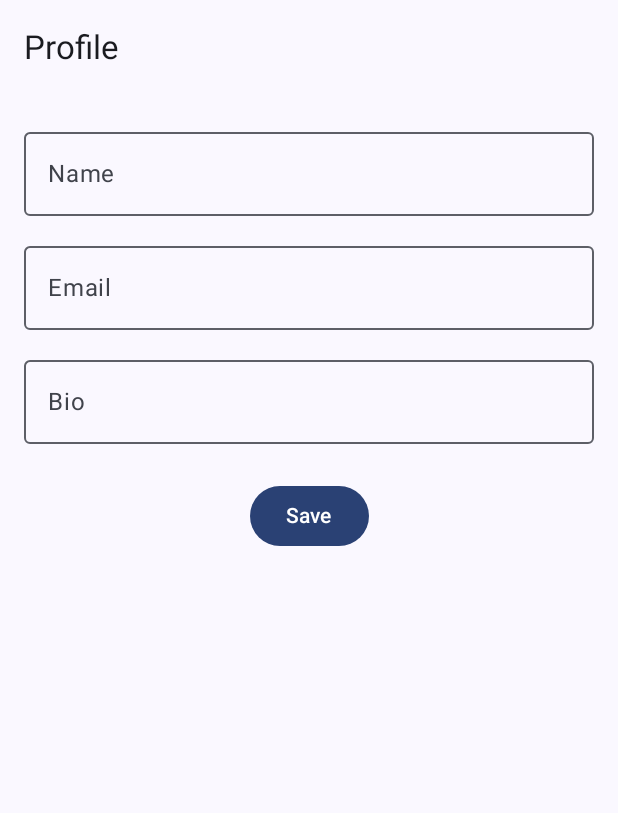
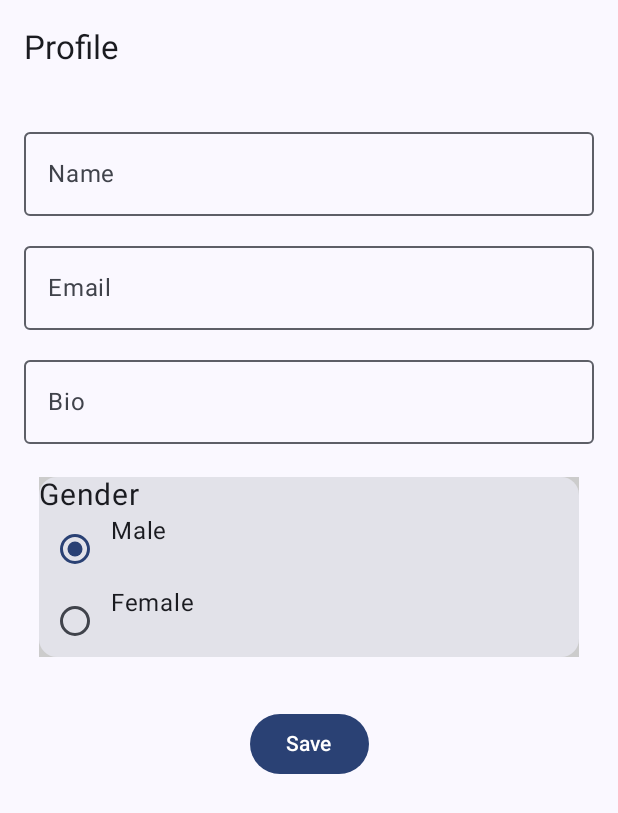
Before and after one commit to skaur16/ChitChatApp, an Android app built with Jetpack Compose: the composable EditProfileScreen called with empty values, on a phone screen of 412 x 824 dp. Shown: the top 813 px of the screen. Run offline under Robolectric (Android 15) with nearby library versions, the phone set to English and light mode, and no system bars; 1 statement that could not run was skipped.

Commit message:
RadioButton added.

```diff
--- a/app/build.gradle.kts
+++ b/app/build.gradle.kts
@@ -71,5 +71,5 @@ dependencies {
     implementation("androidx.navigation:navigation-compose:$nav_version")
 
     //droidlibs
-    implementation("com.github.The-Streamliners.DroidLibs:compose-android:1.2.18")
+    //implementation("com.github.The-Streamliners.DroidLibs:compose-android:1.2.18")
 }
--- /dev/null
+++ b/app/src/main/java/com/example/chitchatapp/domain/models/Gender.kt
@@ -0,0 +1,5 @@
+package com.example.chitchatapp.domain.models
+
+enum class Gender {
+    Male, Female
+}
--- a/app/src/main/java/com/example/chitchatapp/feature/editProfile/EditProfileScreen.kt
+++ b/app/src/main/java/com/example/chitchatapp/feature/editProfile/EditProfileScreen.kt
@@ -23,6 +23,8 @@ import androidx.compose.runtime.setValue
 import androidx.compose.ui.Alignment
 import androidx.compose.ui.Modifier
 import androidx.compose.ui.unit.dp
+import com.example.chitchatapp.domain.models.Gender
+import com.example.chitchatapp.feature.editProfile.comp.RadioButton
 import kotlinx.coroutines.launch
 
 @OptIn(ExperimentalMaterial3Api::class)
@@ -54,6 +56,7 @@ fun EditProfileScreen(
         var nameError by remember { mutableStateOf(false) }
         var bio by remember { mutableStateOf("") }
         var bioError by remember { mutableStateOf(false) }
+        val gender = remember { mutableStateOf<String?>(null) }
 
         Column(
             modifier = Modifier
@@ -95,6 +98,11 @@ fun EditProfileScreen(
                     { Text(text = "Required!") }
                 } else null
             )
+
+          //radiogroup not working from droidlibs
+
+            RadioButton()
+
 
             val scope = rememberCoroutineScope()
 
--- /dev/null
+++ b/app/src/main/java/com/example/chitchatapp/feature/editProfile/comp/RadioButton.kt
@@ -0,0 +1,59 @@
+package com.example.chitchatapp.feature.editProfile.comp
+
+import androidx.compose.foundation.background
+import androidx.compose.foundation.layout.Column
+import androidx.compose.foundation.layout.Row
+import androidx.compose.foundation.layout.fillMaxSize
+import androidx.compose.foundation.layout.fillMaxWidth
+import androidx.compose.foundation.layout.padding
+import androidx.compose.material3.Card
+import androidx.compose.material3.RadioButton
+import androidx.compose.material3.Text
+import androidx.compose.runtime.Composable
+import androidx.compose.runtime.getValue
+import androidx.compose.runtime.mutableIntStateOf
+import androidx.compose.runtime.mutableStateOf
+import androidx.compose.runtime.remember
+import androidx.compose.runtime.setValue
+import androidx.compose.ui.Modifier
+import androidx.compose.ui.graphics.Color
+import androidx.compose.ui.unit.dp
+import androidx.compose.ui.unit.sp
+
+@Composable
+fun RadioButton() {
+    val options = listOf("Male","Female")
+    var selectedOption by remember {
+        mutableStateOf(options[0])
+    }
+
+    Card (
+        modifier = Modifier.fillMaxWidth()
+                .padding(10.dp)
+                .background(color = Color.LightGray)
+
+    ){
+
+        Column(
+            modifier = Modifier.fillMaxSize()
+        ) {
+            Row {
+                Text(text = "Gender",
+                    fontSize = 20.sp
+                    )
+            }
+            options.forEach{option->
+                Row {
+                    RadioButton(
+                        selected = selectedOption == option,
+                        onClick = {
+                            selectedOption = option
+                        }
+                    )
+                    Text(text = option)
+                }
+            }
+        }
+    }
+
+}
```
